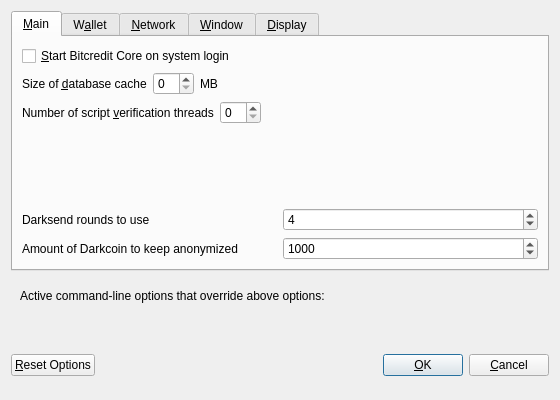
The window that src/qt/forms/optionsdialog.ui (thelonecrouton/bitcredit) describes before a commit, drawn with Qt 5.
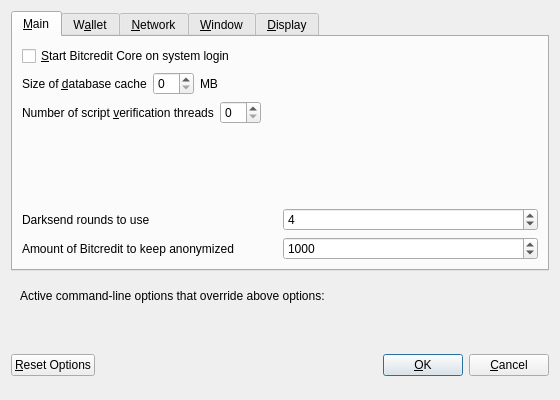
The same window after the commit. Custom widgets are drawn as their Qt base class.

Patch:
```diff
--- a/src/qt/forms/optionsdialog.ui
+++ b/src/qt/forms/optionsdialog.ui
@@ -177,7 +177,7 @@
             <string notr="true"/>
            </property>
            <property name="text">
-            <string>Amount of Darkcoin to keep anonymized</string>
+            <string>Amount of Bitcredit to keep anonymized</string>
            </property>
           </widget>
          </item>
```
Left out of the diff: 2 changed lines with no effect on the pictures.
